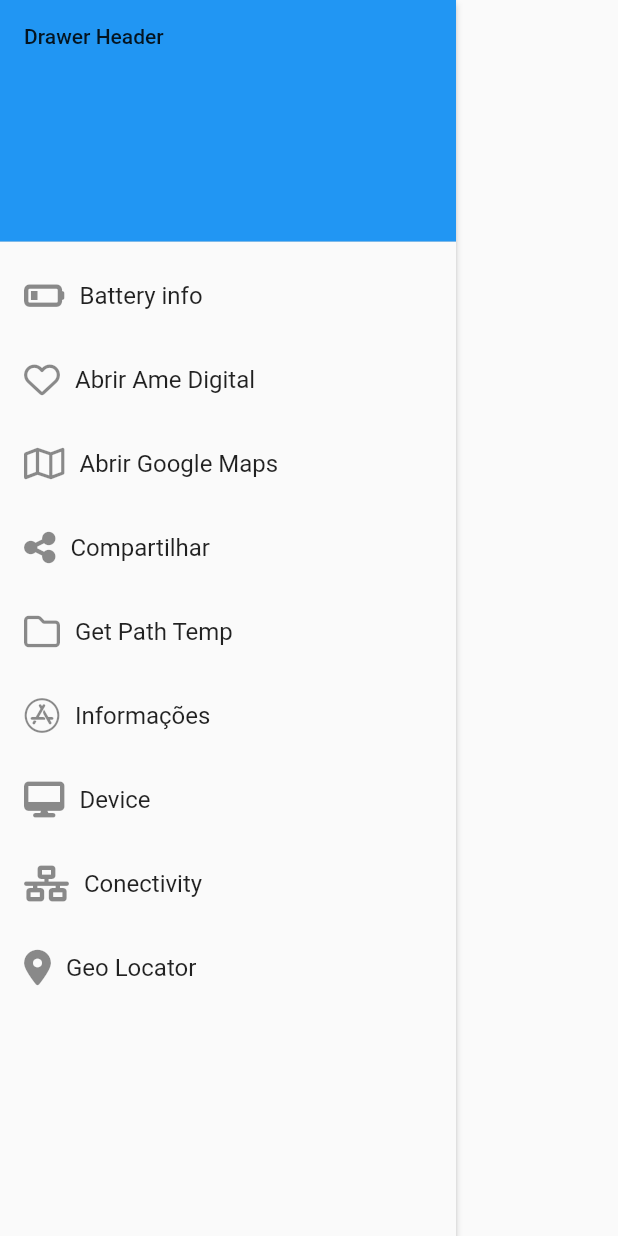
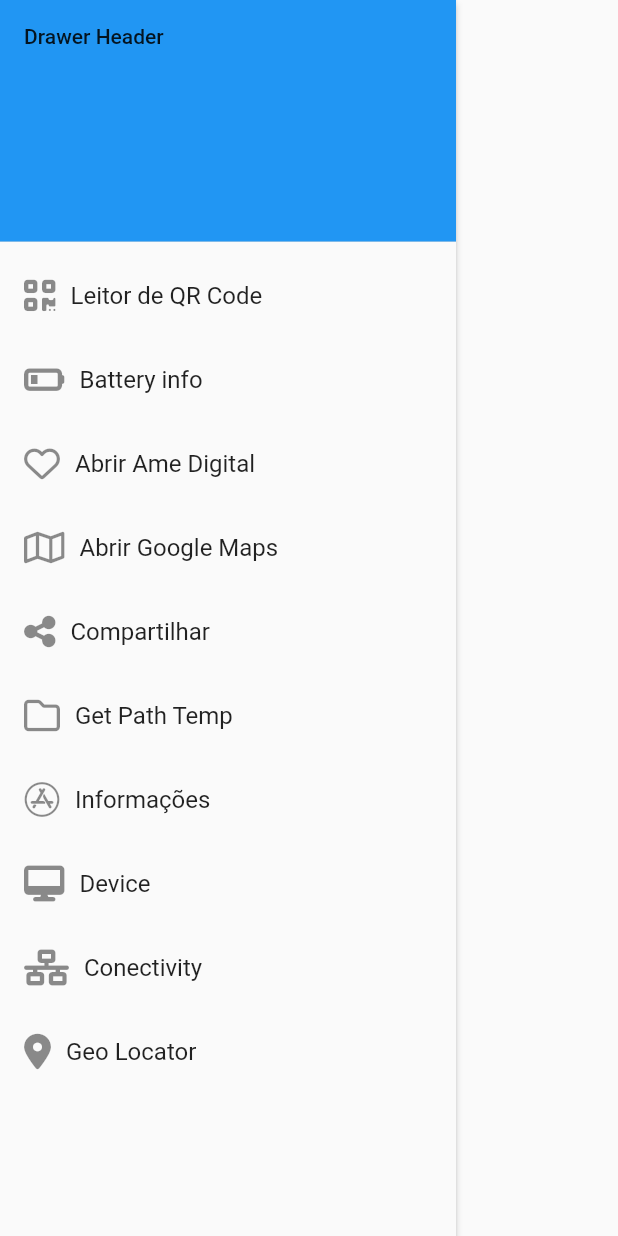
Before and after one commit to romildojpaiter/flutter-dio-challenge, a Flutter app: the DrawerComponent widget shown alone on an empty page, opened directly, on a phone screen of 412 x 824 dp. Run offline on Flutter 3.47's test engine with Material 2 defaults, Android fonts, the phone set to English and light mode, and no system bars; our stand-ins replace animated_text_kit, battery_plus, brasil_fields, connectivity_plus, convert, convex_bottom_bar and 11 more; missing offline and left inert: qr_code_scanner; accounts and stored records are empty.

Commit message:
Inclusão do leitor de QR Code

```diff
--- a/modulo06/modulo06app/lib/ components/drawer_componet.dart
+++ b/modulo06/modulo06app/lib/ components/drawer_componet.dart
@@ -7,6 +7,7 @@ import 'package:font_awesome_flutter/font_awesome_flutter.dart';
 import 'package:modulo06app/pages/battery_page.dart';
 import 'package:modulo06app/pages/conectivity_page.dart';
 import 'package:modulo06app/pages/geolocator_page.dart';
+import 'package:modulo06app/pages/qr_code_scanner/qr_code_scanner_page.dart';
 import 'package:package_info_plus/package_info_plus.dart';
 import 'package:share_plus/share_plus.dart';
 import 'package:url_launcher/url_launcher.dart';
@@ -32,6 +33,29 @@ class _DrawerComponentState extends State<DrawerComponent> {
             ),
             child: Text('Drawer Header'),
           ),
+          // QR Code Scanner
+          ListTile(
+            title: Row(
+              children: [
+                FaIcon(
+                  FontAwesomeIcons.qrcode,
+                  size: 24,
+                ),
+                SizedBox(
+                  width: 10,
+                ),
+                const Text('Leitor de QR Code'),
+              ],
+            ),
+            onTap: () {
+              Navigator.pop(context);
+              Navigator.push(
+                context,
+                MaterialPageRoute(builder: (_) => QrCodeScannerPage()),
+              );
+            },
+          ),
+          // Battery Shower
           ListTile(
             title: Row(
               children: [
```
Also changed, not shown: modulo06/modulo06app/lib/pages/qr_code_scanner/qr_code_scanner_page.dart (+59 -1 lines), 1 other file.
